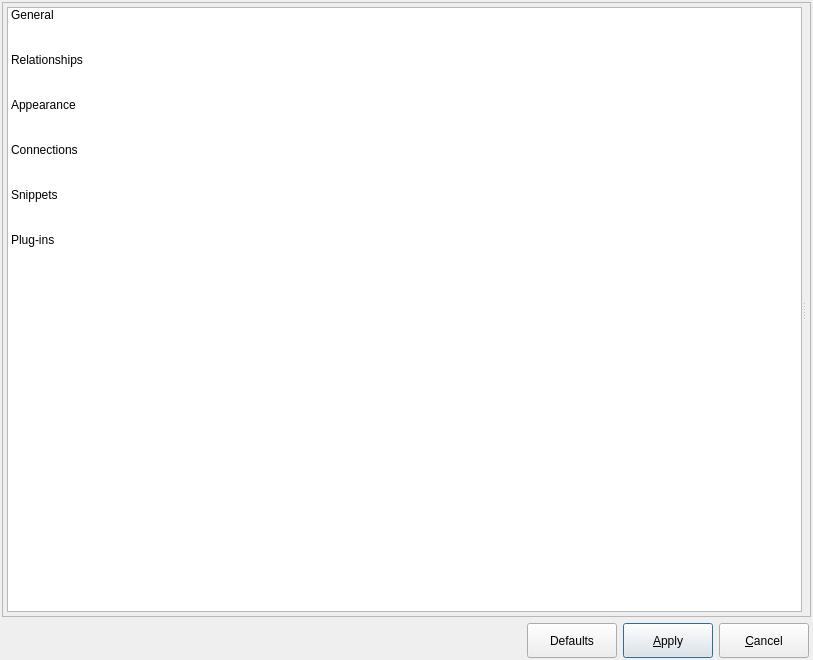
Old version of the form libs/libgui/ui/settings/configurationform.ui in the repository pgmodeler/pgmodeler.
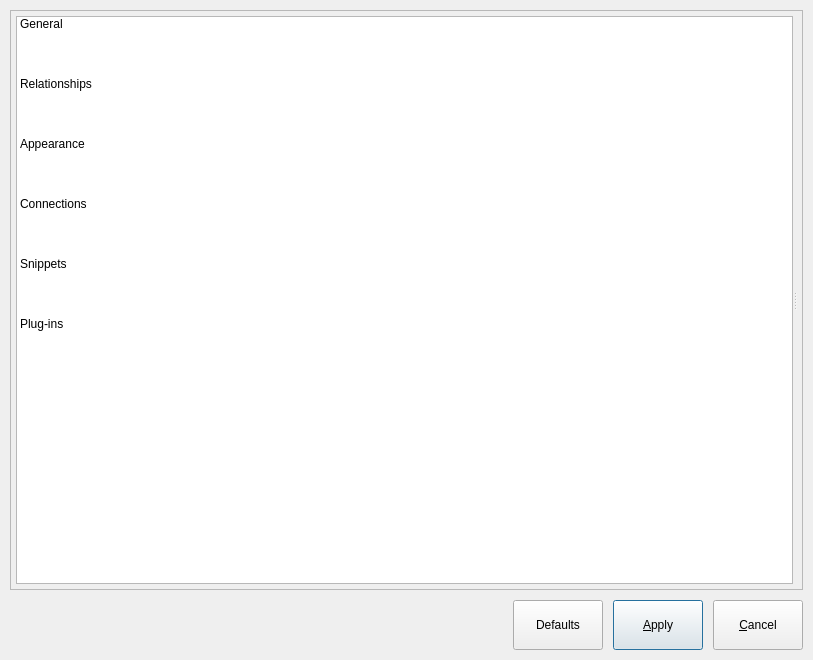
New version of the form. Icons and pictures are not drawn.

```diff
--- a/libs/libgui/ui/settings/configurationform.ui
+++ b/libs/libgui/ui/settings/configurationform.ui
@@ -34,16 +34,19 @@
   </property>
   <layout class="QGridLayout" name="gridLayout_2">
    <property name="leftMargin">
-    <number>2</number>
+    <number>10</number>
    </property>
    <property name="topMargin">
-    <number>2</number>
+    <number>10</number>
    </property>
    <property name="rightMargin">
-    <number>2</number>
+    <number>10</number>
    </property>
    <property name="bottomMargin">
-    <number>2</number>
+    <number>10</number>
+   </property>
+   <property name="spacing">
+    <number>10</number>
    </property>
    <item row="0" column="0" colspan="3">
     <widget class="QFrame" name="frame">
@@ -61,19 +64,19 @@
      </property>
      <layout class="QGridLayout" name="gridLayout">
       <property name="leftMargin">
-       <number>4</number>
+       <number>5</number>
       </property>
       <property name="topMargin">
-       <number>4</number>
+       <number>5</number>
       </property>
       <property name="rightMargin">
-       <number>4</number>
+       <number>5</number>
       </property>
       <property name="bottomMargin">
-       <number>4</number>
+       <number>5</number>
       </property>
       <property name="spacing">
-       <number>6</number>
+       <number>10</number>
       </property>
       <item row="0" column="0">
        <widget class="QSplitter" name="splitter">
@@ -168,7 +171,7 @@
          <property name="gridSize">
           <size>
            <width>0</width>
-           <height>45</height>
+           <height>60</height>
           </size>
          </property>
          <property name="viewMode">
@@ -196,9 +199,6 @@
           <property name="text">
            <string>General</string>
           </property>
-          <property name="textAlignment">
-           <set>AlignLeading|AlignVCenter</set>
-          </property>
           <property name="icon">
            <iconset resource="../../res/resources.qrc">
             <normaloff>:/icons/icons/config.png</normaloff>:/icons/icons/config.png</iconset>
@@ -223,9 +223,6 @@
           <property name="text">
            <string>Appearance</string>
           </property>
-          <property name="textAlignment">
-           <set>AlignLeading|AlignVCenter</set>
-          </property>
           <property name="icon">
            <iconset resource="../../res/resources.qrc">
             <normaloff>:/icons/icons/appearance.png</normaloff>:/icons/icons/appearance.png</iconset>
@@ -238,9 +235,6 @@
           <property name="text">
            <string>Connections</string>
           </property>
-          <property name="textAlignment">
-           <set>AlignLeading|AlignVCenter</set>
-          </property>
           <property name="icon">
            <iconset resource="../../res/resources.qrc">
             <normaloff>:/icons/icons/connection.png</normaloff>:/icons/icons/connection.png</iconset>
@@ -265,9 +259,6 @@
           <property name="text">
            <string>Plug-ins</string>
           </property>
-          <property name="textAlignment">
-           <set>AlignLeading|AlignVCenter</set>
-          </property>
           <property name="icon">
            <iconset resource="../../res/resources.qrc">
             <normaloff>:/icons/icons/plugins.png</normaloff>:/icons/icons/plugins.png</iconset>
@@ -310,11 +301,14 @@
    </item>
    <item row="1" column="2">
     <layout class="QHBoxLayout" name="horizontalLayout">
+     <property name="spacing">
+      <number>10</number>
+     </property>
      <property name="sizeConstraint">
       <enum>QLayout::SetDefaultConstraint</enum>
      </property>
      <property name="rightMargin">
-      <number>2</number>
+      <number>0</number>
      </property>
      <item>
       <spacer name="hspacer">
@@ -361,8 +355,8 @@
        </property>
        <property name="iconSize">
         <size>
-         <width>22</width>
-         <height>22</height>
+         <width>32</width>
+         <height>32</height>
         </size>
        </property>
        <property name="autoDefault">
@@ -402,8 +396,8 @@
        </property>
        <property name="iconSize">
         <size>
-         <width>22</width>
-         <height>22</height>
+         <width>32</width>
+         <height>32</height>
         </size>
        </property>
        <property name="default">
@@ -440,8 +434,8 @@
        </property>
        <property name="iconSize">
         <size>
-         <width>22</width>
-         <height>22</height>
+         <width>32</width>
+         <height>32</height>
         </size>
        </property>
        <property name="flat">
@@ -459,6 +453,12 @@
        <verstretch>0</verstretch>
       </sizepolicy>
      </property>
+     <property name="maximumSize">
+      <size>
+       <width>242</width>
+       <height>50</height>
+      </size>
+     </property>
      <property name="text">
       <string/>
      </property>
```
Left out of the diff: 4 changed lines with no effect on the pictures.
